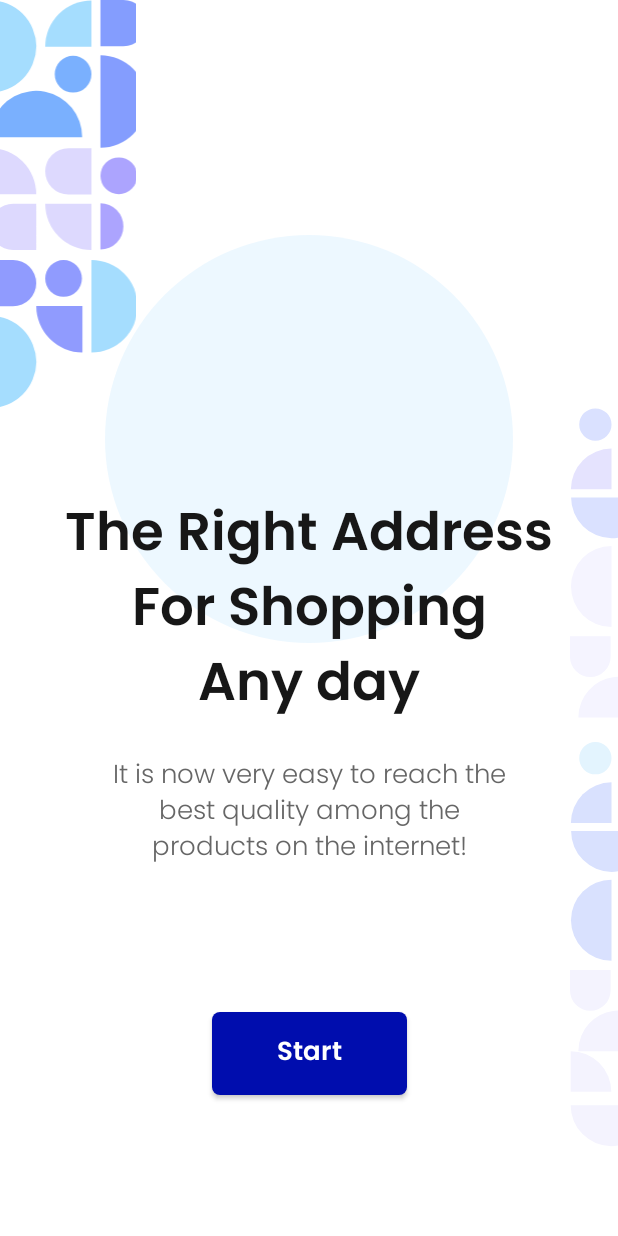
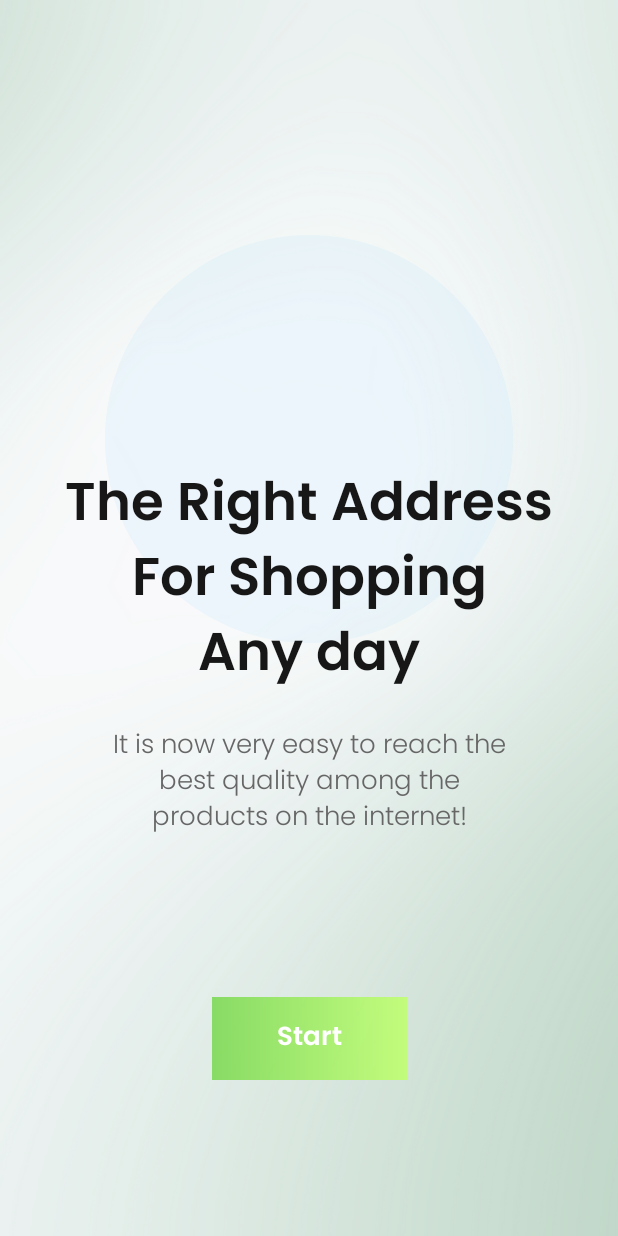
Before and after one commit to OlehTsom/OnlineShop, an Android app: the screen it shows after launch (LoginRegisterActivity), on a phone screen of 412 x 824 dp. Run offline under Robolectric (Android 15) with nearby library versions, the phone set to English and light mode, and no system bars; our stand-ins replace Firebase (no records; nobody signed in at launch, a user with empty details on screens opened directly); libraries missing offline, so code that uses them is left out: org.kodein.di; 2 statements that could not run were skipped.

Commit message:
modernized others fragments

```diff
--- a/app/src/main/res/drawable/blue_background.xml
+++ b/app/src/main/res/drawable/blue_background.xml
@@ -1,4 +1,8 @@
 <shape android:shape="rectangle" xmlns:android="http://schemas.android.com/apk/res/android">
-    <solid android:color="@color/g_blue"/>
+    <gradient
+        android:type="linear"
+        android:angle="0"
+        android:startColor="@color/g_blue"
+        android:endColor="@color/light_blue" />
     <corners android:radius="@dimen/buttonCorners"/>
 </shape>
--- a/app/src/main/res/drawable/ellipse.xml
+++ b/app/src/main/res/drawable/ellipse.xml
@@ -1,6 +1,6 @@
 <?xml version="1.0" encoding="utf-8"?>
 <shape android:shape="oval"
     xmlns:android="http://schemas.android.com/apk/res/android">
-    <solid android:color="#33A5DDFE" />
+    <solid android:color="#26A5DDFE" />
 
 </shape>
--- a/app/src/main/res/drawable/ic_google_foreground.xml
+++ /dev/null
@@ -1,20 +0,0 @@
-<vector xmlns:android="http://schemas.android.com/apk/res/android"
-    android:width="108dp"
-    android:height="108dp"
-    android:viewportWidth="46"
-    android:viewportHeight="46">
-  <path
-      android:pathData="M5,3L41,3A2,2 0,0 1,43 5L43,41A2,2 0,0 1,41 43L5,43A2,2 0,0 1,3 41L3,5A2,2 0,0 1,5 3z"
-      android:strokeWidth="1"
-      android:fillColor="#000000"
-      android:fillAlpha="0.08"
-      android:fillType="evenOdd"
-      android:strokeColor="#00000000"/>
-  <path
-      android:pathData="M23.001,24.71L23.001,21.362L31.425,21.362C31.551,21.929 31.65,22.46 31.65,23.207C31.65,28.346 28.203,32 23.01,32C18.042,32 14.01,27.968 14.01,23C14.01,18.032 18.042,14 23.01,14C25.44,14 27.474,14.891 29.031,16.349L26.475,18.833C25.827,18.221 24.693,17.501 23.01,17.501C20.031,17.501 17.601,19.976 17.601,23.009C17.601,26.042 20.031,28.517 23.01,28.517C26.457,28.517 27.726,26.132 27.96,24.719L23.001,24.719L23.001,24.71Z"
-      android:strokeWidth="1"
-      android:fillColor="#000000"
-      android:fillAlpha="0.4"
-      android:fillType="evenOdd"
-      android:strokeColor="#00000000"/>
-</vector>
--- a/app/src/main/res/drawable/ic_texture_left.xml
+++ /dev/null
@@ -1,57 +0,0 @@
-<vector xmlns:android="http://schemas.android.com/apk/res/android"
-    android:width="111.588dp"
-    android:height="290.125dp"
-    android:viewportWidth="111.588"
-    android:viewportHeight="290.125">
-  <path
-      android:pathData="M65.671,97.538A32.824,32.824 0,0 0,2.5 84.937,33 33,0 0,0 0,97.538L65.671,97.538Z"
-      android:fillColor="#7ab0fe"/>
-  <path
-      android:pathData="M0,65.857a33,33 0,0 0,12.6 -2.5A32.932,32.932 0,0 0,23.281 56.238a32.837,32.837 0,0 0,7.137 -10.654,32.761 32.761,0 0,0 0,-25.134A32.836,32.836 0,0 0,23.281 9.796,32.932 32.932,0 0,0 12.6,2.678 33,33 0,0 0,0 0.178L0,65.857Z"
-      android:fillColor="#a5ddfe"/>
-  <path
-      android:pathData="M72.257,177.812a32.917,32.917 0,0 1,-12.6 -2.506A32.929,32.929 0,0 1,48.976 168.168,32.933 32.933,0 0,1 41.838,157.484 32.927,32.927 0,0 1,39.332 144.884L72.257,144.884Z"
-      android:fillColor="#ddd9fe"/>
-  <path
-      android:pathData="M0,105.192A32.917,32.917 0,0 1,12.6 107.698,32.929 32.929,0 0,1 23.281,114.837a32.933,32.933 0,0 1,7.137 10.683,32.927 32.927,0 0,1 2.506,12.6L0,138.12Z"
-      android:fillColor="#ddd9fe"/>
-  <path
-      android:pathData="M39.332,33.284A32.926,32.926 0,0 1,72.257 0.356L72.257,33.284Z"
-      android:fillColor="#a5ddfe"/>
-  <path
-      android:pathData="M0,161.348A16.463,16.463 0,0 1,16.462 144.884L32.925,144.884L32.925,177.812L16.462,177.812A16.463,16.463 0,0 1,0 161.348Z"
-      android:fillColor="#ddd9fe"/>
-  <path
-      android:pathData="M39.332,121.835A16.463,16.463 0,0 0,55.794 138.299L72.257,138.299L72.257,105.371L55.794,105.371A16.463,16.463 0,0 0,39.332 121.835Z"
-      android:fillColor="#ddd9fe"/>
-  <path
-      android:pathData="M46.094,52.774a13.081,13.082 0,1 0,26.162 0a13.081,13.082 0,1 0,-26.162 0z"
-      android:fillColor="#7ab0fe"/>
-  <path
-      android:pathData="M78.663,144.528A16.3,16.3 0,0 1,84.929 145.781a16.369,16.369 0,0 1,5.312 3.569,16.471 16.471,0 0,1 3.549,5.341 16.543,16.543 0,0 1,1.246 6.3,16.543 16.543,0 0,1 -1.246,6.3 16.471,16.471 0,0 1,-3.549 5.341,16.368 16.368,0 0,1 -5.312,3.569A16.3,16.3 0,0 1,78.663 177.456Z"
-      android:fillColor="#aca4fe"/>
-  <path
-      android:pathData="M78.663,105.015L78.663,39.336A33,33 0,0 1,91.263 41.836,32.934 32.934,0 0,1 101.944,48.955a32.836,32.836 0,0 1,7.137 10.654,32.76 32.76,0 0,1 0,25.134A32.835,32.835 0,0 1,101.944 95.396,32.933 32.933,0 0,1 91.263,102.515 33,33 0,0 1,78.663 105.015Z"
-      android:fillColor="#849dfe"/>
-  <path
-      android:pathData="M111.588,16.464A16.463,16.463 0,0 1,95.125 32.928L78.663,32.928L78.663,0L95.125,0A16.463,16.463 0,0 1,111.588 16.464Z"
-      android:fillColor="#849dfe"/>
-  <path
-      android:pathData="M91.744,111.956A13.082,13.082 0,1 1,78.663 125.038,13.082 13.082,0 0,1 91.744,111.956Z"
-      android:fillColor="#aca4fe"/>
-  <path
-      android:pathData="M32.925,217.682L65.85,217.682L65.85,250.61a32.918,32.918 0,0 1,-12.6 -2.506A32.927,32.927 0,0 1,42.568 240.966,32.931 32.931,0 0,1 35.431,230.282 32.931,32.931 0,0 1,32.925 217.682Z"
-      android:fillColor="#909bfe"/>
-  <path
-      android:pathData="M72.256,184.932A32.995,32.995 0,0 1,84.856 187.432,32.935 32.935,0 0,1 95.537,194.551a32.838,32.838 0,0 1,7.137 10.654,32.76 32.76,0 0,1 0,25.134A32.838,32.838 0,0 1,95.537 240.992,32.935 32.935,0 0,1 84.856,248.111 32.995,32.995 0,0 1,72.256 250.611Z"
-      android:fillColor="#a5ddfe"/>
-  <path
-      android:pathData="M0,290.125L0,224.446A33,33 0,0 1,12.6 226.946,32.934 32.934,0 0,1 23.281,234.065a32.836,32.836 0,0 1,7.137 10.654,32.76 32.76,0 0,1 0,25.134A32.835,32.835 0,0 1,23.281 280.506,32.933 32.933,0 0,1 12.6,287.625 33,33 0,0 1,0 290.125Z"
-      android:fillColor="#a5ddfe"/>
-  <path
-      android:pathData="M32.925,201.396A16.463,16.463 0,0 1,16.462 217.86L0,217.86L0,184.932L16.462,184.932A16.463,16.463 0,0 1,32.925 201.396Z"
-      android:fillColor="#909bfe"/>
-  <path
-      android:pathData="M52.413,184.932A13.082,13.082 0,1 1,39.332 198.014,13.082 13.082,0 0,1 52.413,184.932Z"
-      android:fillColor="#909bfe"/>
-</vector>
--- a/app/src/main/res/drawable/ic_texture_right.xml
+++ /dev/null
@@ -1,121 +0,0 @@
-<vector xmlns:android="http://schemas.android.com/apk/res/android"
-    android:width="32dp"
-    android:height="507dp"
-    android:viewportWidth="32"
-    android:viewportHeight="507">
-  <group>
-    <clip-path
-        android:pathData="M0,0h32v507h-32z"/>
-    <path
-        android:pathData="M0.585,276.451A27.092,27.092 0,0 1,27.676 249.357L27.676,276.451Z"
-        android:fillColor="#d9e1fe"/>
-    <path
-        android:pathData="M87.13,249.65a13.435,13.435 0,0 1,-9.526 -3.968,13.567 13.567,0 0,1 4.371,-22.1A13.408,13.408 0,0 1,87.13 222.556L87.13,249.65Z"
-        android:fillColor="#b9b9b9"/>
-    <path
-        android:pathData="M32.948,222.41A27.152,27.152 0,0 1,43.315 224.467a27.1,27.1 0,0 1,8.789 5.857,27.016 27.016,0 0,1 5.873,8.766 26.956,26.956 0,0 1,0 20.681,27.017 27.017,0 0,1 -5.873,8.766 27.1,27.1 0,0 1,-8.789 5.857A27.153,27.153 0,0 1,32.948 276.452L32.948,222.41Z"
-        android:fillColor="#d9e1fe"/>
-    <path
-        android:pathData="M60.039,341.331a27.1,27.1 0,0 0,-2.062 -10.368,27.1 27.1,0 0,0 -5.873,-8.79 27.093,27.093 0,0 0,-8.789 -5.873A27.086,27.086 0,0 0,32.948 314.237L32.948,341.331Z"
-        android:fillColor="#d9e1fe"/>
-    <path
-        android:pathData="M27.676,368.279A27.021,27.021 0,1 1,27.676 314.237L27.676,368.279Z"
-        android:fillColor="#d9e1fe"/>
-    <path
-        android:pathData="M87.13,282.017a27.021,27.021 0,1 0,0 54.042L87.13,282.017Z"
-        android:fillColor="#e6e6e6"/>
-    <path
-        android:pathData="M54.768,281.871a27.16,27.16 0,0 1,-2.057 10.368,27.1 27.1,0 0,1 -5.857,8.79 27.015,27.015 0,0 1,-8.765 5.873,26.948 26.948,0 0,1 -20.679,0 27.017,27.017 0,0 1,-8.765 -5.873,27.1 27.1,0 0,1 -5.857,-8.79A27.157,27.157 0,0 1,0.732 281.871L54.768,281.871Z"
-        android:fillColor="#d9e1fe"/>
-    <path
-        android:pathData="M60.039,355.024A13.546,13.546 0,0 0,73.585 368.571L87.13,368.571L87.13,341.477L73.585,341.477A13.546,13.546 0,0 0,60.039 355.024Z"
-        android:fillColor="#8d8d8d"/>
-    <path
-        android:pathData="M6.15,233.32a10.763,10.764 0,1 0,21.526 0a10.763,10.764 0,1 0,-21.526 0z"
-        android:fillColor="#e3f4fe"/>
-    <path
-        android:pathData="M65.604,265.687a10.763,10.764 0,1 0,21.526 0a10.763,10.764 0,1 0,-21.526 0z"
-        android:fillColor="#8d8d8d"/>
-    <path
-        android:pathData="M33.241,357.807a10.763,10.764 0,1 0,21.526 0a10.763,10.764 0,1 0,-21.526 0z"
-        android:fillColor="#d9e1fe"/>
-    <path
-        android:pathData="M86.691,395.959A13.436,13.436 0,0 0,77.165 399.927a13.567,13.567 0,0 0,4.371 22.1,13.407 13.407,0 0,0 5.156,1.031Z"
-        android:fillColor="#161616"/>
-    <path
-        android:pathData="M60.039,491.685a13.411,13.411 0,0 0,5.156 -1.031,13.473 13.473,0 0,0 4.371,-2.936 13.558,13.558 0,0 0,2.92 -4.4,13.616 13.616,0 0,0 1.026,-5.184 13.616,13.616 0,0 0,-1.026 -5.184,13.557 13.557,0 0,0 -2.92,-4.4A13.473,13.473 0,0 0,65.195 465.622,13.411 13.411,0 0,0 60.039,464.591Z"
-        android:fillColor="#161616"/>
-    <path
-        android:pathData="M32.655,374.43A27.158,27.158 0,0 0,34.712 384.799a27.1,27.1 0,0 0,5.857 8.79,27.015 27.015,0 0,0 8.765,5.873 26.947,26.947 0,0 0,20.678 0,27.015 27.015,0 0,0 8.765,-5.873 27.1,27.1 0,0 0,5.857 -8.79A27.158,27.158 0,0 0,86.691 374.43Z"
-        android:fillColor="#f4f3fe"/>
-    <path
-        android:pathData="M0.439,464.591A27.157,27.157 0,0 0,2.496 474.959a27.1,27.1 0,0 0,5.857 8.79,27.017 27.017,0 0,0 8.765,5.873 26.947,26.947 0,0 0,20.678 0,27.017 27.017,0 0,0 8.765,-5.873 27.1,27.1 0,0 0,5.857 -8.79A27.157,27.157 0,0 0,54.475 464.591Z"
-        android:fillColor="#f4f3fe"/>
-    <path
-        android:pathData="M60.039,551a27.149,27.149 0,0 0,10.367 -2.057,27.1 27.1,0 0,0 8.789,-5.858 27.02,27.02 0,0 0,5.873 -8.766,26.956 26.956,0 0,0 0,-20.681 27.02,27.02 0,0 0,-5.873 -8.766,27.1 27.1,0 0,0 -8.789,-5.858A27.149,27.149 0,0 0,60.039 496.958Z"
-        android:fillColor="#868686"/>
-    <path
-        android:pathData="M59.6,428.472A27.009,27.009 0,0 0,7.621 418.104,27.158 27.158,0 0,0 5.564,428.472Z"
-        android:fillColor="#f4f3fe"/>
-    <path
-        android:pathData="M27.677,524.051L54.768,524.051L54.768,496.957A27.094,27.094 0,0 0,27.677 524.051Z"
-        android:fillColor="#f4f3fe"/>
-    <path
-        android:pathData="M27.53,455.566L0.439,455.566L0.439,428.472A27.085,27.085 0,0 1,10.806 430.534a27.1,27.1 0,0 1,8.789 5.873,27.1 27.1,0 0,1 5.873,8.79A27.093,27.093 0,0 1,27.53 455.566Z"
-        android:fillColor="#f4f3fe"/>
-    <path
-        android:pathData="M13.546,401.524A13.546,13.546 0,0 0,27.091 387.977L27.091,374.43L0,374.43L0,387.977A13.546,13.546 0,0 0,13.546 401.524Z"
-        android:fillColor="#f4f3fe"/>
-    <path
-        android:pathData="M43.858,455.42A10.764,10.764 0,1 1,54.621 444.655,10.764 10.764,0 0,1 43.858,455.42Z"
-        android:fillColor="#f4f3fe"/>
-    <path
-        android:pathData="M0.586,54.147A27.092,27.092 0,0 1,27.677 27.053L27.677,54.147Z"
-        android:fillColor="#e5e3fe"/>
-    <path
-        android:pathData="M87.131,27.345a13.435,13.435 0,0 1,-9.526 -3.968,13.567 13.567,0 0,1 4.371,-22.1A13.408,13.408 0,0 1,87.131 0.251L87.131,27.345Z"
-        android:fillColor="#b9b9b9"/>
-    <path
-        android:pathData="M32.949,0.105A27.152,27.152 0,0 1,43.316 2.162a27.1,27.1 0,0 1,8.789 5.857,27.016 27.016,0 0,1 5.873,8.766 26.956,26.956 0,0 1,0 20.681,27.017 27.017,0 0,1 -5.873,8.766 27.1,27.1 0,0 1,-8.789 5.857A27.153,27.153 0,0 1,32.949 54.147L32.949,0.105Z"
-        android:fillColor="#dae1ff"/>
-    <path
-        android:pathData="M60.04,119.026a27.1,27.1 0,0 0,-2.062 -10.368,27.1 27.1,0 0,0 -5.873,-8.79 27.093,27.093 0,0 0,-8.789 -5.873A27.086,27.086 0,0 0,32.949 91.932L32.949,119.026Z"
-        android:fillColor="#161616"/>
-    <path
-        android:pathData="M27.677,145.974A27.021,27.021 0,1 1,27.677 91.932L27.677,145.974Z"
-        android:fillColor="#f5f4ff"/>
-    <path
-        android:pathData="M87.131,59.712a27.021,27.021 0,1 0,0 54.042L87.131,59.712Z"
-        android:fillColor="#e6e6e6"/>
-    <path
-        android:pathData="M54.768,59.566a27.16,27.16 0,0 1,-2.057 10.368,27.1 27.1,0 0,1 -5.857,8.79 27.015,27.015 0,0 1,-8.765 5.873,26.948 26.948,0 0,1 -20.679,0 27.017,27.017 0,0 1,-8.765 -5.873,27.1 27.1,0 0,1 -5.857,-8.79A27.157,27.157 0,0 1,0.732 59.566L54.768,59.566Z"
-        android:fillColor="#dae1ff"/>
-    <path
-        android:pathData="M60.04,132.72A13.546,13.546 0,0 0,73.586 146.267L87.131,146.267L87.131,119.173L73.586,119.173A13.546,13.546 0,0 0,60.04 132.72Z"
-        android:fillColor="#8d8d8d"/>
-    <path
-        android:pathData="M6.15,11.015a10.763,10.764 0,1 0,21.526 0a10.763,10.764 0,1 0,-21.526 0z"
-        android:fillColor="#dae1ff"/>
-    <path
-        android:pathData="M65.605,43.382a10.763,10.764 0,1 0,21.526 0a10.763,10.764 0,1 0,-21.526 0z"
-        android:fillColor="#8d8d8d"/>
-    <path
-        android:pathData="M33.242,135.502a10.763,10.764 0,1 0,21.526 0a10.763,10.764 0,1 0,-21.526 0z"
-        android:fillColor="#dadada"/>
-    <path
-        android:pathData="M86.691,173.654A13.436,13.436 0,0 0,77.165 177.622a13.567,13.567 0,0 0,4.371 22.1,13.407 13.407,0 0,0 5.156,1.031Z"
-        android:fillColor="#161616"/>
-    <path
-        android:pathData="M32.656,152.125A27.158,27.158 0,0 0,34.713 162.494a27.1,27.1 0,0 0,5.857 8.79,27.015 27.015,0 0,0 8.765,5.873 26.947,26.947 0,0 0,20.678 0,27.015 27.015,0 0,0 8.765,-5.873 27.1,27.1 0,0 0,5.857 -8.79A27.158,27.158 0,0 0,86.692 152.125Z"
-        android:fillColor="#b9b9b9"/>
-    <path
-        android:pathData="M59.601,206.167A27.009,27.009 0,0 0,7.622 195.799,27.158 27.158,0 0,0 5.565,206.167Z"
-        android:fillColor="#f5f4ff"/>
-    <path
-        android:pathData="M59.601,233.261L86.692,233.261L86.692,206.167A27.094,27.094 0,0 0,59.601 233.261Z"
-        android:fillColor="#8d8d8d"/>
-    <path
-        android:pathData="M13.546,179.219A13.546,13.546 0,0 0,27.091 165.672L27.091,152.125L0,152.125L0,165.672A13.546,13.546 0,0 0,13.546 179.219Z"
-        android:fillColor="#f5f4ff"/>
-  </group>
-</vector>
--- a/app/src/main/res/drawable/splash_screen.xml
+++ /dev/null
@@ -1,7 +0,0 @@
-<?xml version="1.0" encoding="utf-8"?>
-<layer-list xmlns:android="http://schemas.android.com/apk/res/android">
-
-    <item android:drawable="@drawable/blury_background"/>
-    <item android:drawable="@drawable/kline_logo_with_text" android:gravity="center"/>
-
-</layer-list>
--- a/app/src/main/res/drawable/transparent_background.xml
+++ /dev/null
@@ -1,10 +0,0 @@
-<?xml version="1.0" encoding="utf-8"?>
-<layer-list xmlns:android="http://schemas.android.com/apk/res/android">
-    <item android:drawable="@android:color/transparent" />
-    <item>
-        <bitmap
-            android:src="@drawable/blury_background"
-        android:alpha="0.5"
-        />
-    </item>
-</layer-list>
--- a/app/src/main/res/layout/activity_splech_screen.xml
+++ b/app/src/main/res/layout/activity_splech_screen.xml
@@ -4,7 +4,7 @@
     xmlns:tools="http://schemas.android.com/tools"
     android:layout_width="match_parent"
     android:layout_height="match_parent"
-    android:background="@drawable/test"
+    android:background="@drawable/green_back"
     tools:context=".activities.SplashScreenActivity">
 
     <com.airbnb.lottie.LottieAnimationView
@@ -16,11 +16,11 @@
         app:layout_constraintEnd_toEndOf="parent"
         app:layout_constraintStart_toStartOf="parent"
         app:layout_constraintTop_toTopOf="parent"
-        app:layout_constraintVertical_bias="0.6"
+        app:layout_constraintVertical_bias="0.55"
         app:lottie_autoPlay="true"
         app:lottie_fileName="gift1.json"
         app:lottie_loop="false"
-        app:lottie_speed="1.55" />
+        app:lottie_speed="1.57" />
 
     <TextView
         android:id="@+id/tvAppName"
--- a/app/src/main/res/layout/fragment_account_options.xml
+++ b/app/src/main/res/layout/fragment_account_options.xml
@@ -7,8 +7,7 @@
     <ImageView
         android:layout_width="match_parent"
         android:layout_height="match_parent"
-        android:background="@drawable/test"
-        android:scaleType="centerCrop"/>
+        android:background="@drawable/green_back"/>
 
     <androidx.constraintlayout.widget.ConstraintLayout
         android:layout_width="match_parent"
--- a/app/src/main/res/layout/fragment_introduction.xml
+++ b/app/src/main/res/layout/fragment_introduction.xml
@@ -6,14 +6,9 @@
 
 
     <ImageView
-        android:layout_width="0dp"
-        android:layout_height="0dp"
-        android:scaleType="centerCrop"
-        android:src="@drawable/ic_texture_left"
-        app:layout_constraintBottom_toBottomOf="@+id/guidelineLeftTexture"
-        app:layout_constraintDimensionRatio="1:3"
-        app:layout_constraintStart_toStartOf="parent"
-        app:layout_constraintTop_toTopOf="parent" />
+        android:layout_width="match_parent"
+        android:layout_height="match_parent"
+        android:background="@drawable/green_back"/>
 
     <ImageView
         android:id="@+id/ellipse"
@@ -28,16 +23,16 @@
 
     <TextView
         android:id="@+id/tvRightAddressForShopping"
+        style="@style/h4"
         android:layout_width="wrap_content"
         android:layout_height="wrap_content"
-        style="@style/h4"
-        android:layout_marginTop="@dimen/tvRightAddressMarginTo"
-        app:layout_constraintTop_toTopOf="@id/guidelineLeftTexture"
+        android:layout_marginTop="75dp"
+        android:text="@string/rightAddress"
+        android:textAlignment="center"
+        app:layout_constraintBottom_toBottomOf="@id/ellipse"
+        app:layout_constraintEnd_toEndOf="@id/ellipse"
         app:layout_constraintStart_toStartOf="@id/ellipse"
-        app:layout_constraintEnd_toEndOf="@id/ellipse"
-        app:layout_constraintBottom_toBottomOf="@id/ellipse"
-        android:text="@string/rightAddress"
-        android:textAlignment="center"/>
+        app:layout_constraintTop_toTopOf="@id/guidelineLeftTexture" />
     <TextView
         android:id="@+id/tvQuality"
         android:layout_width="wrap_content"
@@ -51,16 +46,11 @@
         android:text="@string/quality"
         android:layout_marginTop="@dimen/tvQualityMarginTop"/>
 
-    <ImageView
-        android:layout_width="wrap_content"
-        android:layout_height="wrap_content"
-        android:src="@drawable/ic_texture_right"
-        app:layout_constraintTop_toBottomOf="@+id/guidelineLeftTexture"
-        app:layout_constraintEnd_toEndOf="parent"/>
+
 
     <androidx.appcompat.widget.AppCompatButton
         android:id="@+id/butStartIntroductio"
-        style="@style/blueButtonStyle"
+        style="@style/greenButtonStyle"
         android:layout_width="@dimen/smallButtonWith"
         android:layout_height="@dimen/smallButtonHeight"
         android:text="@string/start"
--- a/app/src/main/res/layout/fragment_register.xml
+++ b/app/src/main/res/layout/fragment_register.xml
@@ -44,7 +44,7 @@
                 style="@style/h4"
                 android:layout_width="wrap_content"
                 android:layout_height="wrap_content"
-                android:layout_marginTop="120dp"
+                android:layout_marginTop="150dp"
                 android:text="@string/lets_register"
                 android:textAlignment="textStart"
                 app:layout_constraintStart_toStartOf="@id/guidelineRegisterLeft"
--- a/app/src/main/res/layout/special_rv_item.xml
+++ b/app/src/main/res/layout/special_rv_item.xml
@@ -1,10 +1,12 @@
 <?xml version="1.0" encoding="utf-8"?>
 <androidx.cardview.widget.CardView xmlns:android="http://schemas.android.com/apk/res/android"
-    android:layout_width="230dp"
+    android:layout_width="wrap_content"
     android:layout_height="wrap_content"
     xmlns:app="http://schemas.android.com/apk/res-auto"
     app:cardElevation="0dp"
     app:cardCornerRadius="5dp"
+    android:minWidth="230dp"
+    android:maxWidth="270dp"
     app:cardBackgroundColor="@color/g_card_background"
     app:cardUseCompatPadding="true"
     >
@@ -15,13 +17,14 @@
 
         <ImageView
             android:id="@+id/imageSpecialRvItem"
-            android:layout_width="90dp"
-            android:layout_height="90dp"
-            app:layout_constraintStart_toStartOf="parent"
-            app:layout_constraintTop_toTopOf="parent"
+            android:layout_width="100dp"
+            android:layout_height="100dp"
             android:layout_marginStart="16dp"
             android:layout_marginTop="10dp"
-             />
+            android:layout_marginBottom="10dp"
+            app:layout_constraintBottom_toBottomOf="parent"
+            app:layout_constraintStart_toStartOf="parent"
+            app:layout_constraintTop_toTopOf="parent" />
 
         <TextView
             android:id="@+id/tvSpecialProductName"
@@ -29,7 +32,7 @@
             android:layout_height="wrap_content"
             android:text="Scotch Premium"
             app:layout_constraintStart_toEndOf="@id/imageSpecialRvItem"
-            app:layout_constraintTop_toTopOf="@id/imageSpecialRvItem"
+            app:layout_constraintTop_toBottomOf="@id/favorLinearLayout"
             android:layout_marginTop="7dp"
             android:layout_marginStart="18dp"
             android:fontFamily="@font/poppins_thin"
@@ -67,6 +70,7 @@
             />
 
         <LinearLayout
+            android:id="@+id/favorLinearLayout"
             android:layout_width="23dp"
             android:layout_height="23dp"
             app:layout_constraintEnd_toEndOf="parent"
--- a/app/src/main/res/values/colors.xml
+++ b/app/src/main/res/values/colors.xml
@@ -12,6 +12,7 @@
     <color name="g_gray700My">#515151</color>
     <color name="g_black">#171717</color>
     <color name="g_blue">#000DAE</color>
+    <color name="m_blue">#004aad</color>
     <color name="g_white">#F5F8FA</color>
     <color name="g_dark_blue">#000759</color>
     <color name="g_blue_gray200">#97AABD</color>
--- a/app/src/main/res/values/styles.xml
+++ b/app/src/main/res/values/styles.xml
@@ -20,6 +20,14 @@
 
     <style name="blueButtonStyle">
         <item name="android:background">@drawable/blue_background</item>
+        <item name="android:fontFamily">@font/poppins_thin</item>
+        <item name="android:textColor">@color/white</item>
+        <item name="android:textSize">@dimen/h2TextSize</item>
+        <item name="android:textAllCaps">false</item>
+    </style>
+
+    <style name="greenButtonStyle">
+        <item name="android:background">@drawable/my_gradient_back</item>
         <item name="android:fontFamily">@font/poppins_thin</item>
         <item name="android:textColor">@color/white</item>
         <item name="android:textSize">@dimen/h2TextSize</item>
--- a/app/src/main/res/values/themes.xml
+++ b/app/src/main/res/values/themes.xml
@@ -15,9 +15,4 @@
         <item name="bottomSheetDialogTheme">@style/AppBottomSheetDialogTheme</item>
     </style>
 
-    <style name="splashThemeScreen" parent="Theme.MaterialComponents.Light.NoActionBar">
-        <item name="android:windowBackground">@drawable/splash_screen</item>
-        <item name="android:statusBarColor">@color/g_gray500</item>
-    </style>
-
 </resources>
```
Also changed, not shown: app/src/main/res/drawable/background_ac_option.png (deleted), app/src/main/res/drawable/blury_background.jpg (deleted), app/src/main/res/drawable/green_back.png (added), app/src/main/res/drawable/test.png (deleted).
